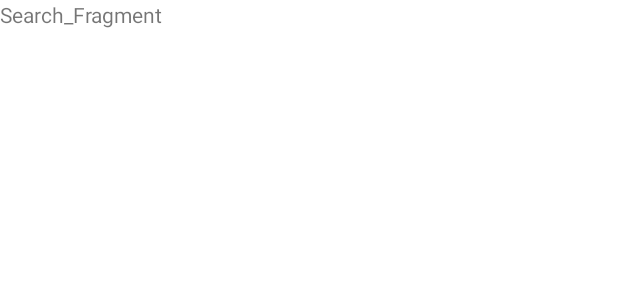
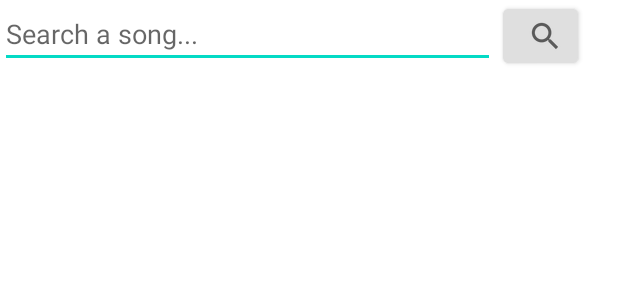
Before and after one commit to MeloCommunity/android, an Android app: the layout fragment_search.xml on its own in the app's theme, with its tools: preview values and no code run, on a phone screen of 412 x 824 dp. Shown: the top 300 px of the screen. Run offline under Robolectric (Android 15) with nearby library versions, the phone set to English and light mode, and no system bars; network calls fail.

Commit message:
Adding functionality to Search fragment

```diff
--- a/app/src/main/res/layout/fragment_search.xml
+++ b/app/src/main/res/layout/fragment_search.xml
@@ -1,15 +1,39 @@
 <?xml version="1.0" encoding="utf-8"?>
-<LinearLayout xmlns:android="http://schemas.android.com/apk/res/android"
+<RelativeLayout xmlns:android="http://schemas.android.com/apk/res/android"
     xmlns:tools="http://schemas.android.com/tools"
+    xmlns:app="http://schemas.android.com/apk/res-auto"
     android:orientation="vertical"
+
     android:layout_width="match_parent"
     android:layout_height="match_parent"
-    tools:context=".fragments.FeedFragment">
+    tools:context=".fragments.SearchFragment">
 
-    <!-- TODO: Update blank fragment layout -->
-    <TextView
+    <EditText
+        android:id="@+id/etSongName"
+        android:layout_width="330dp"
+        android:layout_height="wrap_content"
+        android:ems="10"
+        android:hint="Search a song..."
+        android:inputType="textPersonName" />
+
+    <androidx.recyclerview.widget.RecyclerView
+        android:id="@+id/rvPosts"
         android:layout_width="match_parent"
         android:layout_height="match_parent"
-        android:text="Search_Fragment" />
+        android:layout_below="@+id/etSongName"
+        android:layout_alignParentStart="true"
+        android:layout_marginStart="0dp"
+        android:layout_marginTop="5dp"
+        android:padding="0dp" />
 
-</LinearLayout>
+    <Button
+        android:id="@+id/btnSearch"
+        android:layout_width="50dp"
+        android:layout_height="wrap_content"
+        android:layout_marginStart="5dp"
+        android:layout_toEndOf="@id/etSongName"
+        android:backgroundTint="#DFDFDF"
+        android:textColor="?attr/colorControlNormal"
+        app:icon="?android:attr/actionModeWebSearchDrawable"
+        app:iconTint="?attr/colorControlNormal" />
+</RelativeLayout>
```
Also changed, not shown: app/src/main/java/com/example/melocommunity/Connectors/SongService.java (+48 -0 lines), app/src/main/java/com/example/melocommunity/adapters/SearchSongsAdapter.java (added, +82 -0 lines), app/src/main/java/com/example/melocommunity/fragments/SearchFragment.java (+105 -6 lines).
